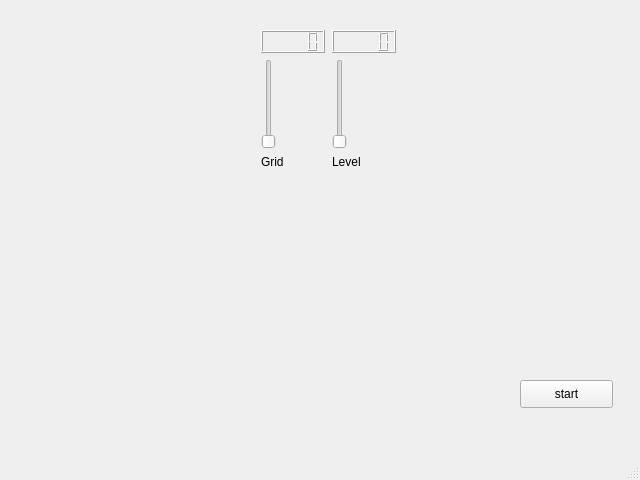
Before: the Qt Designer form MainTest.ui in DavidKing4/2019S-Programmierpraktikum-Projekt, drawn with Qt 5.
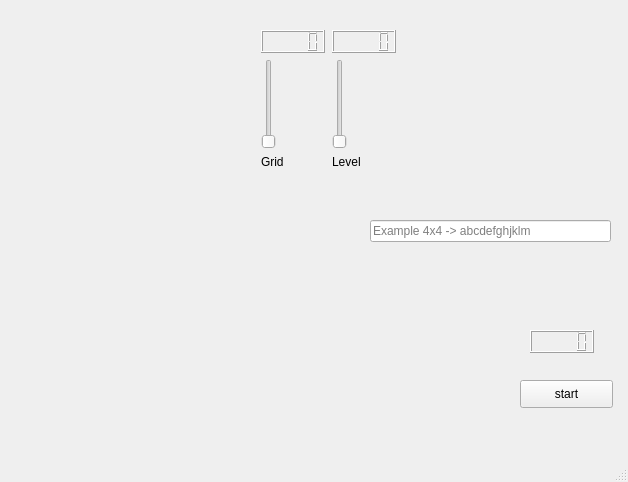
After: the same form once the commit is applied.

```diff
--- a/MainTest.ui
+++ b/MainTest.ui
@@ -6,8 +6,8 @@
    <rect>
     <x>0</x>
     <y>0</y>
-    <width>640</width>
-    <height>480</height>
+    <width>628</width>
+    <height>482</height>
    </rect>
   </property>
   <property name="windowTitle">
@@ -27,6 +27,29 @@
      <string>start</string>
     </property>
    </widget>
+   <widget class="QLineEdit" name="lineEdit">
+    <property name="geometry">
+     <rect>
+      <x>370</x>
+      <y>220</y>
+      <width>241</width>
+      <height>22</height>
+     </rect>
+    </property>
+    <property name="placeholderText">
+     <string>Example 4x4 -&gt; abcdefghjklm</string>
+    </property>
+   </widget>
+   <widget class="QLCDNumber" name="lcdNumber_3">
+    <property name="geometry">
+     <rect>
+      <x>530</x>
+      <y>330</y>
+      <width>64</width>
+      <height>23</height>
+     </rect>
+    </property>
+   </widget>
    <widget class="QWidget" name="">
     <property name="geometry">
      <rect>
```
Left out of the diff: 28 changed lines with no effect on the pictures.
